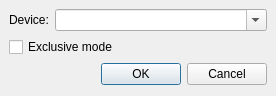
First picture: the form in src/plugins/Output/wasapi/wasapisettingsdialog.ui, repository prinsbert/qmmp-dev, before the edit.
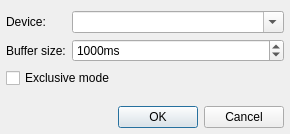
Second picture: the form after the edit.

Commit message: wasapi: added buffer size setting

```diff
--- a/src/plugins/Output/wasapi/wasapisettingsdialog.ui
+++ b/src/plugins/Output/wasapi/wasapisettingsdialog.ui
@@ -6,49 +6,23 @@
    <rect>
     <x>0</x>
     <y>0</y>
-    <width>276</width>
-    <height>96</height>
+    <width>290</width>
+    <height>134</height>
    </rect>
   </property>
   <property name="windowTitle">
    <string>WASAPI Plugin Settings</string>
   </property>
-  <layout class="QGridLayout">
+  <layout class="QFormLayout" name="formLayout">
    <property name="leftMargin">
-    <number>9</number>
-   </property>
-   <property name="topMargin">
-    <number>9</number>
+    <number>6</number>
    </property>
    <property name="rightMargin">
-    <number>9</number>
+    <number>6</number>
    </property>
    <property name="bottomMargin">
-    <number>9</number>
-   </property>
-   <property name="spacing">
     <number>6</number>
    </property>
-   <item row="2" column="0" colspan="3">
-    <widget class="QDialogButtonBox" name="buttonBox">
-     <property name="standardButtons">
-      <set>QDialogButtonBox::Cancel|QDialogButtonBox::Ok</set>
-     </property>
-    </widget>
-   </item>
-   <item row="0" column="1" colspan="2">
-    <widget class="QComboBox" name="deviceComboBox">
-     <property name="sizePolicy">
-      <sizepolicy hsizetype="Expanding" vsizetype="Fixed">
-       <horstretch>0</horstretch>
-       <verstretch>0</verstretch>
-      </sizepolicy>
-     </property>
-     <property name="editable">
-      <bool>true</bool>
-     </property>
-    </widget>
-   </item>
    <item row="0" column="0">
     <widget class="QLabel" name="label">
      <property name="sizePolicy">
@@ -62,13 +36,69 @@
      </property>
     </widget>
    </item>
-   <item row="1" column="0" colspan="3">
+   <item row="0" column="1">
+    <widget class="QComboBox" name="deviceComboBox">
+     <property name="sizePolicy">
+      <sizepolicy hsizetype="Expanding" vsizetype="Fixed">
+       <horstretch>0</horstretch>
+       <verstretch>0</verstretch>
+      </sizepolicy>
+     </property>
+     <property name="editable">
+      <bool>true</bool>
+     </property>
+    </widget>
+   </item>
+   <item row="1" column="0">
+    <widget class="QLabel" name="label_2">
+     <property name="text">
+      <string>Buffer size:</string>
+     </property>
+    </widget>
+   </item>
+   <item row="1" column="1">
+    <widget class="QSpinBox" name="bufferSizeSpinBox">
+     <property name="suffix">
+      <string>ms</string>
+     </property>
+     <property name="minimum">
+      <number>500</number>
+     </property>
+     <property name="maximum">
+      <number>6000</number>
+     </property>
+     <property name="value">
+      <number>1000</number>
+     </property>
+    </widget>
+   </item>
+   <item row="2" column="0" colspan="2">
     <widget class="QCheckBox" name="exclusiveModeCheckBox">
      <property name="text">
       <string>Exclusive mode</string>
      </property>
     </widget>
    </item>
+   <item row="4" column="0" colspan="2">
+    <widget class="QDialogButtonBox" name="buttonBox">
+     <property name="standardButtons">
+      <set>QDialogButtonBox::Cancel|QDialogButtonBox::Ok</set>
+     </property>
+    </widget>
+   </item>
+   <item row="3" column="0" colspan="2">
+    <spacer name="verticalSpacer">
+     <property name="orientation">
+      <enum>Qt::Vertical</enum>
+     </property>
+     <property name="sizeHint" stdset="0">
+      <size>
+       <width>20</width>
+       <height>40</height>
+      </size>
+     </property>
+    </spacer>
+   </item>
   </layout>
  </widget>
  <resources/>
```
The commit also changes 3 other files.
